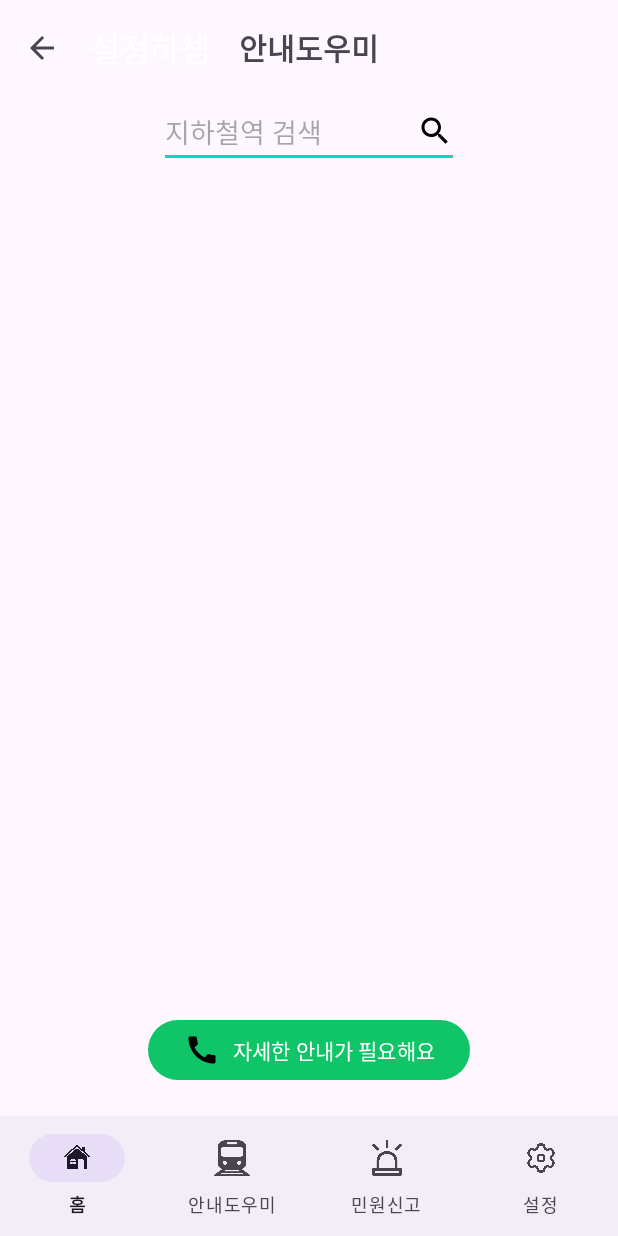
After one commit to LyJuuun/tayotayo, an Android app: the HelperActivity screen opened directly, with no data from a screen before it, on a phone screen of 412 x 824 dp. The commit adds this screen. Run offline under Robolectric (Android 15) with nearby library versions, the phone set to English and light mode, and no system bars.

Commit message:
main, helper change

```diff
--- a/app/src/main/AndroidManifest.xml
+++ b/app/src/main/AndroidManifest.xml
@@ -1,6 +1,8 @@
 <?xml version="1.0" encoding="utf-8"?>
 <manifest xmlns:android="http://schemas.android.com/apk/res/android"
     xmlns:tools="http://schemas.android.com/tools">
+
+    <uses-permission android:name="android.permission.CALL_PHONE" />
 
     <application
         android:allowBackup="true"
@@ -28,6 +30,8 @@
         <activity
             android:name=".MainActivity"
             android:exported="true"/>
+        <activity android:name=".CallActivity"/>
+        <activity android:name=".HelperActivity"/>
     </application>
 
 </manifest>
--- /dev/null
+++ b/app/src/main/java/com/cookandroid/project_mobile/HelperActivity.java
@@ -0,0 +1,78 @@
+package com.cookandroid.project_mobile;
+
+import android.Manifest;
+import android.content.Intent;
+import android.content.pm.PackageManager;
+import android.net.Uri;
+import android.os.Bundle;
+import android.view.MenuItem;
+import android.view.View;
+import android.widget.Button;
+
+import androidx.annotation.NonNull;
+import androidx.annotation.Nullable;
+import androidx.appcompat.app.ActionBar;
+import androidx.appcompat.app.AppCompatActivity;
+import androidx.appcompat.widget.Toolbar;
+import androidx.core.app.ActivityCompat;
+import androidx.core.content.ContextCompat;
+
+import com.google.android.material.bottomnavigation.BottomNavigationView;
+
+public class HelperActivity extends AppCompatActivity implements View.OnClickListener {
+    BottomNavigationView bottomNavigationView;
+    Button btn;
+    String telNum = "031-1234-5678";
+
+    static final int PERMISSIONS_CALL_PHONE = 1;
+
+    @Override
+    protected void onCreate(@Nullable Bundle savedInstanceState) {
+        super.onCreate(savedInstanceState);
+        setContentView(R.layout.activity_helper);
+
+        btn = findViewById(R.id.callButton);
+
+        btn.setOnClickListener(this);
+
+        Toolbar toolbar = findViewById(R.id.toolbar);
+        setSupportActionBar(toolbar); //액티비티의 앱바(App Bar)로 지정
+        ActionBar actionBar = getSupportActionBar(); //앱바 제어를 위해 툴바 액세스
+        toolbar.setTitleTextColor(getResources().getColor(R.color.white));
+        getSupportActionBar().setTitle("설정하셈"); // 툴바 제목 설정
+        if (actionBar != null) {
+            actionBar.setDisplayHomeAsUpEnabled(true); // 앱바에 뒤로가기 버튼 만들기
+        }
+    }
+
+    @Override
+    public void onClick(View view) {
+        switch (view.getId()) {
+            case R.id.callButton:
+                if (ContextCompat.checkSelfPermission(getApplicationContext(), android.Manifest.permission.CALL_PHONE) != PackageManager.PERMISSION_GRANTED) {
+                    ActivityCompat.requestPermissions(this, new String[]{Manifest.permission.CALL_PHONE}, PERMISSIONS_CALL_PHONE);
+                } else {
+                    Intent callIntent = new Intent(Intent.ACTION_CALL);
+                    callIntent.setData(Uri.parse("tel:" + telNum));
+                    startActivity(callIntent);
+                }
+                break;
+        }
+    }
+
+    @Override
+    public void onPointerCaptureChanged(boolean hasCapture) {
+        super.onPointerCaptureChanged(hasCapture);
+    }
+
+    @Override
+    public boolean onOptionsItemSelected(@NonNull MenuItem item) {
+        switch (item.getItemId()) {
+            case android.R.id.home:
+                finish();
+                return true;
+            default:
+                return super.onOptionsItemSelected(item);
+        }
+    }
+}
--- /dev/null
+++ b/app/src/main/res/drawable/call.xml
@@ -0,0 +1,5 @@
+<vector android:height="24dp" android:tint="#000000"
+    android:viewportHeight="24" android:viewportWidth="24"
+    android:width="24dp" xmlns:android="http://schemas.android.com/apk/res/android">
+    <path android:fillColor="@android:color/white" android:pathData="M20.01,15.38c-1.23,0 -2.42,-0.2 -3.53,-0.56 -0.35,-0.12 -0.74,-0.03 -1.01,0.24l-1.57,1.97c-2.83,-1.35 -5.48,-3.9 -6.89,-6.83l1.95,-1.66c0.27,-0.28 0.35,-0.67 0.24,-1.02 -0.37,-1.11 -0.56,-2.3 -0.56,-3.53 0,-0.54 -0.45,-0.99 -0.99,-0.99H4.19C3.65,3 3,3.24 3,3.99 3,13.28 10.73,21 20.01,21c0.71,0 0.99,-0.63 0.99,-1.18v-3.45c0,-0.54 -0.45,-0.99 -0.99,-0.99z"/>
+</vector>
--- /dev/null
+++ b/app/src/main/res/drawable/search.xml
@@ -0,0 +1,5 @@
+<vector android:height="24dp" android:tint="#000000"
+    android:viewportHeight="24" android:viewportWidth="24"
+    android:width="24dp" xmlns:android="http://schemas.android.com/apk/res/android">
+    <path android:fillColor="@android:color/white" android:pathData="M15.5,14h-0.79l-0.28,-0.27C15.41,12.59 16,11.11 16,9.5 16,5.91 13.09,3 9.5,3S3,5.91 3,9.5 5.91,16 9.5,16c1.61,0 3.09,-0.59 4.23,-1.57l0.27,0.28v0.79l5,4.99L20.49,19l-4.99,-5zM9.5,14C7.01,14 5,11.99 5,9.5S7.01,5 9.5,5 14,7.01 14,9.5 11.99,14 9.5,14z"/>
+</vector>
--- /dev/null
+++ b/app/src/main/res/layout/activity_helper.xml
@@ -0,0 +1,56 @@
+<?xml version="1.0" encoding="utf-8"?>
+<androidx.constraintlayout.widget.ConstraintLayout xmlns:android="http://schemas.android.com/apk/res/android"
+    android:layout_width="match_parent"
+    android:layout_height="match_parent"
+    xmlns:tools="http://schemas.android.com/tools"
+    xmlns:app="http://schemas.android.com/apk/res-auto">
+
+    <androidx.appcompat.widget.Toolbar
+        android:id="@+id/toolbar"
+        android:layout_width="match_parent"
+        android:layout_height="wrap_content"
+        tools:ignore="MissingConstraints" >
+
+        <TextView
+            android:layout_width="wrap_content"
+            android:layout_height="wrap_content"
+            android:textSize="20dp"
+            android:textStyle="bold"
+            android:layout_gravity="center"
+            android:text="안내도우미"/>
+
+    </androidx.appcompat.widget.Toolbar>
+
+    <EditText
+        android:id="@+id/subwaySearchEditText"
+        android:layout_width="200dp"
+        android:layout_height="wrap_content"
+        app:layout_constraintStart_toStartOf="parent"
+        app:layout_constraintEnd_toEndOf="parent"
+        app:layout_constraintTop_toBottomOf="@id/toolbar"
+        android:drawableRight="@drawable/search"
+        android:hint="지하철역 검색"/>
+
+
+    <Button
+        android:id="@+id/callButton"
+        android:layout_width="wrap_content"
+        android:layout_height="wrap_content"
+        app:layout_constraintStart_toStartOf="parent"
+        app:layout_constraintEnd_toEndOf="parent"
+        app:layout_constraintBottom_toBottomOf="parent"
+        android:layout_marginBottom="100dp"
+        android:text="자세한 안내가 필요해요"
+        android:drawableLeft="@drawable/call"/>
+
+    <com.google.android.material.bottomnavigation.BottomNavigationView
+        android:id="@+id/bottomNavigationView"
+        android:layout_width="match_parent"
+        android:layout_height="wrap_content"
+        app:labelVisibilityMode="labeled"
+        app:layout_constraintBottom_toBottomOf="parent"
+        app:layout_constraintLeft_toLeftOf="parent"
+        app:layout_constraintRight_toLeftOf="parent"
+        app:menu="@menu/bottom_menu_list"
+        tools:ignore="MissingConstraints" />
+</androidx.constraintlayout.widget.ConstraintLayout>
--- a/app/src/main/res/menu/bottom_menu_list.xml
+++ b/app/src/main/res/menu/bottom_menu_list.xml
@@ -25,6 +25,5 @@
         android:enabled="true"
         android:icon="@drawable/setting1"
         />
-
     <!-- android:icon="@drawable/" 이미지 넣을거면 하셈-->
 </menu>
```
Also changed, not shown: app/src/main/java/com/cookandroid/project_mobile/CallActivity.java (added, +53 -0 lines), app/src/main/java/com/cookandroid/project_mobile/MainActivity.java (+20 -0 lines), app/src/main/res/layout/activity_main.xml (+7 -7 lines), app/src/main/res/layout/call.xml (added, +19 -0 lines).
